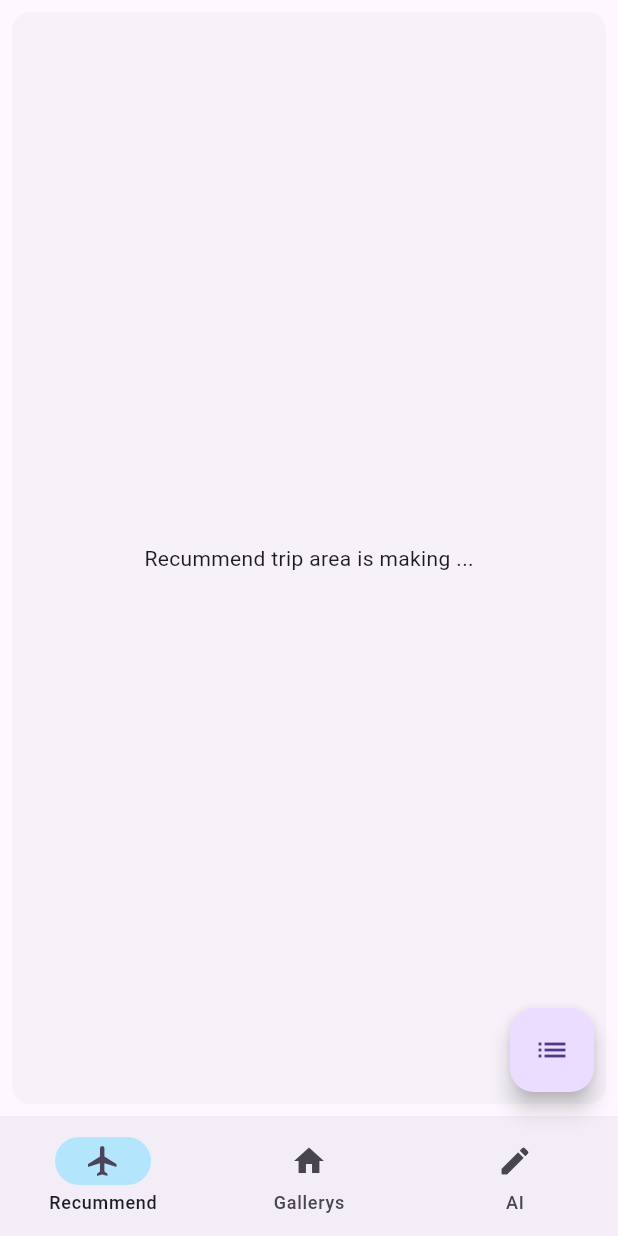
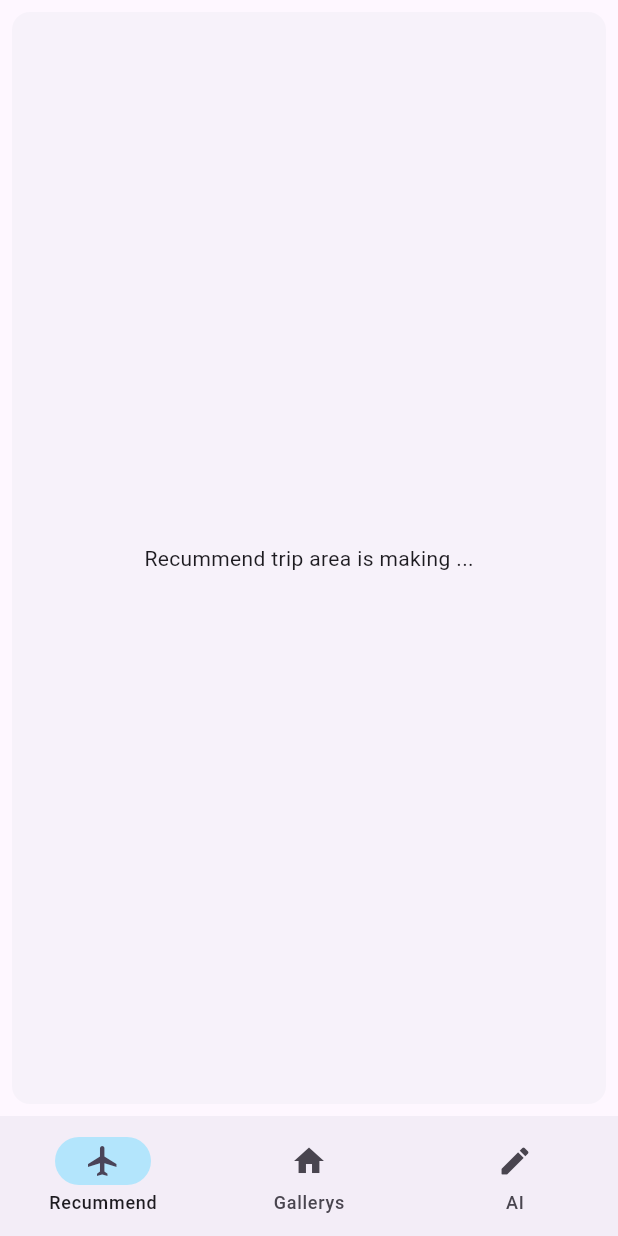
Before and after one commit to jeonghun43/pictory, a Flutter app: the screen it shows after launch, on a phone screen of 412 x 824 dp. Run offline on Flutter 3.47's test engine with Material 3 defaults, Android fonts, the light colour scheme and no system bars.

Commit message:
아래에 AI 버튼 누르면 편집 탭으로 넘어가게 구성함

```diff
--- a/lib/main.dart
+++ b/lib/main.dart
@@ -73,16 +73,17 @@ class _HomeScreenState extends State<HomeScreen> {
             ],
           ),
         ),
-        Card(
-          shadowColor: Colors.transparent,
-          margin: const EdgeInsets.all(8.0),
-          child: SizedBox.expand(
-            child: Center(
-                child: Text(
-              'AI EDIT SERVICE is making ...',
-            )),
-          ),
-        ),
+        TravelListScreen(),
+        // Card(
+        //   shadowColor: Colors.transparent,
+        //   margin: const EdgeInsets.all(8.0),
+        //   child: SizedBox.expand(
+        //     child: Center(
+        //         child: Text(
+        //       'AI EDIT SERVICE is making ...',
+        //     )),
+        //   ),
+        // ),
       ][currentpageIndex],
       bottomNavigationBar: NavigationBar(
           onDestinationSelected: (int index) {
@@ -100,17 +101,6 @@ class _HomeScreenState extends State<HomeScreen> {
             ),
             NavigationDestination(icon: Icon(Icons.edit_rounded), label: "AI"),
           ]),
-      // 오른쪽 아래 버튼 (예: 여행 리스트로 이동)
-      floatingActionButton: FloatingActionButton(
-        onPressed: () {
-          Navigator.push(
-            context,
-            MaterialPageRoute(builder: (_) => TravelListScreen()),
-          );
-        },
-        child: Icon(Icons.list),
-      ),
-      floatingActionButtonLocation: FloatingActionButtonLocation.endFloat,
     );
   }
 }
```
